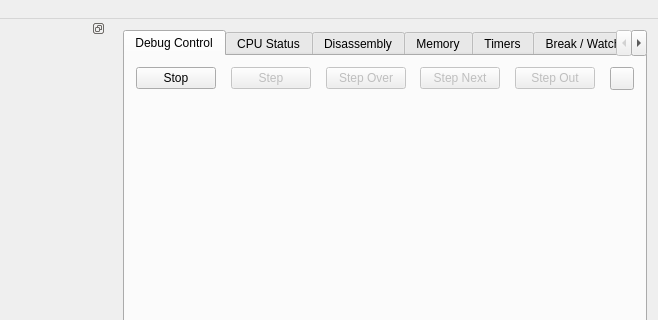
The window that gui/qt/mainwindow.ui (CE-Programming/CEmu) describes before a commit, drawn with Qt 5; both pictures show x 334 to 992 and y 0 to 320 of the 992 by 1005 pixel window.
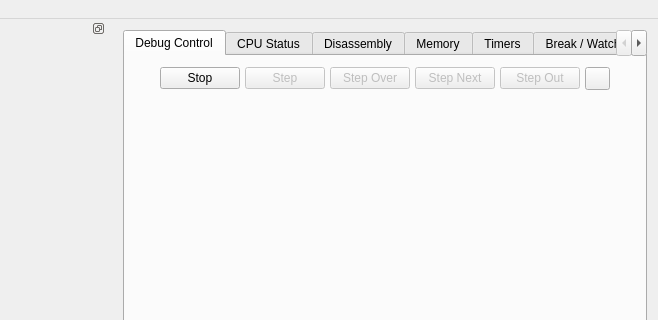
The same window after the commit. The open tabs and pages were chosen to show the change. Icons and pictures are not drawn. Custom widgets are drawn as their Qt base class.

```diff
--- a/gui/qt/mainwindow.ui
+++ b/gui/qt/mainwindow.ui
@@ -83,7 +83,7 @@
             </property>
             <property name="sizeHint" stdset="0">
              <size>
-              <width>8</width>
+              <width>0</width>
               <height>20</height>
              </size>
             </property>
@@ -92,7 +92,7 @@
           <item>
            <widget class="QPushButton" name="buttonRun">
             <property name="sizePolicy">
-             <sizepolicy hsizetype="Maximum" vsizetype="Maximum">
+             <sizepolicy hsizetype="MinimumExpanding" vsizetype="Maximum">
               <horstretch>0</horstretch>
               <verstretch>0</verstretch>
              </sizepolicy>
@@ -109,26 +109,13 @@
             </property>
            </widget>
           </item>
-          <item>
-           <spacer name="horizontalSpacer_11">
-            <property name="orientation">
-             <enum>Qt::Horizontal</enum>
-            </property>
-            <property name="sizeHint" stdset="0">
-             <size>
-              <width>40</width>
-              <height>20</height>
-             </size>
-            </property>
-           </spacer>
-          </item>
           <item>
            <widget class="QPushButton" name="buttonStepIn">
             <property name="enabled">
              <bool>false</bool>
             </property>
             <property name="sizePolicy">
-             <sizepolicy hsizetype="Maximum" vsizetype="Maximum">
+             <sizepolicy hsizetype="MinimumExpanding" vsizetype="Maximum">
               <horstretch>0</horstretch>
               <verstretch>0</verstretch>
              </sizepolicy>
@@ -145,26 +132,13 @@
             </property>
            </widget>
           </item>
-          <item>
-           <spacer name="horizontalSpacer_13">
-            <property name="orientation">
-             <enum>Qt::Horizontal</enum>
-            </property>
-            <property name="sizeHint" stdset="0">
-             <size>
-              <width>40</width>
-              <height>20</height>
-             </size>
-            </property>
-           </spacer>
-          </item>
           <item>
            <widget class="QPushButton" name="buttonStepOver">
             <property name="enabled">
              <bool>false</bool>
             </property>
             <property name="sizePolicy">
-             <sizepolicy hsizetype="Maximum" vsizetype="Maximum">
+             <sizepolicy hsizetype="MinimumExpanding" vsizetype="Maximum">
               <horstretch>0</horstretch>
               <verstretch>0</verstretch>
              </sizepolicy>
@@ -181,26 +155,13 @@
             </property>
            </widget>
           </item>
-          <item>
-           <spacer name="horizontalSpacer_14">
-            <property name="orientation">
-             <enum>Qt::Horizontal</enum>
-            </property>
-            <property name="sizeHint" stdset="0">
-             <size>
-              <width>40</width>
-              <height>20</height>
-             </size>
-            </property>
-           </spacer>
-          </item>
           <item>
            <widget class="QPushButton" name="buttonStepNext">
             <property name="enabled">
              <bool>false</bool>
             </property>
             <property name="sizePolicy">
-             <sizepolicy hsizetype="Maximum" vsizetype="Maximum">
+             <sizepolicy hsizetype="MinimumExpanding" vsizetype="Maximum">
               <horstretch>0</horstretch>
               <verstretch>0</verstretch>
              </sizepolicy>
@@ -217,26 +178,13 @@
             </property>
            </widget>
           </item>
-          <item>
-           <spacer name="horizontalSpacer_15">
-            <property name="orientation">
-             <enum>Qt::Horizontal</enum>
-            </property>
-            <property name="sizeHint" stdset="0">
-             <size>
-              <width>40</width>
-              <height>20</height>
-             </size>
-            </property>
-           </spacer>
-          </item>
           <item>
            <widget class="QPushButton" name="buttonStepOut">
             <property name="enabled">
              <bool>false</bool>
             </property>
             <property name="sizePolicy">
-             <sizepolicy hsizetype="Maximum" vsizetype="Maximum">
+             <sizepolicy hsizetype="MinimumExpanding" vsizetype="Maximum">
               <horstretch>0</horstretch>
               <verstretch>0</verstretch>
              </sizepolicy>
@@ -253,26 +201,13 @@
             </property>
            </widget>
           </item>
-          <item>
-           <spacer name="horizontalSpacer_19">
-            <property name="orientation">
-             <enum>Qt::Horizontal</enum>
-            </property>
-            <property name="sizeHint" stdset="0">
-             <size>
-              <width>40</width>
-              <height>20</height>
-             </size>
-            </property>
-           </spacer>
-          </item>
           <item>
            <widget class="QToolButton" name="buttonToggleBreakpoints">
             <property name="enabled">
              <bool>true</bool>
             </property>
             <property name="sizePolicy">
-             <sizepolicy hsizetype="Maximum" vsizetype="Maximum">
+             <sizepolicy hsizetype="MinimumExpanding" vsizetype="Maximum">
               <horstretch>0</horstretch>
               <verstretch>0</verstretch>
              </sizepolicy>
@@ -305,7 +240,7 @@
             </property>
             <property name="sizeHint" stdset="0">
              <size>
-              <width>8</width>
+              <width>0</width>
               <height>20</height>
              </size>
             </property>
@@ -314,13 +249,10 @@
          </layout>
         </item>
         <item>
-         <spacer name="verticalSpacer_8">
+         <spacer name="verticalSpacer_4">
           <property name="orientation">
            <enum>Qt::Vertical</enum>
           </property>
-          <property name="sizeType">
-           <enum>QSizePolicy::MinimumExpanding</enum>
-          </property>
           <property name="sizeHint" stdset="0">
            <size>
             <width>20</width>
```
Left out of the diff: 28 changed lines with no effect on the pictures.
